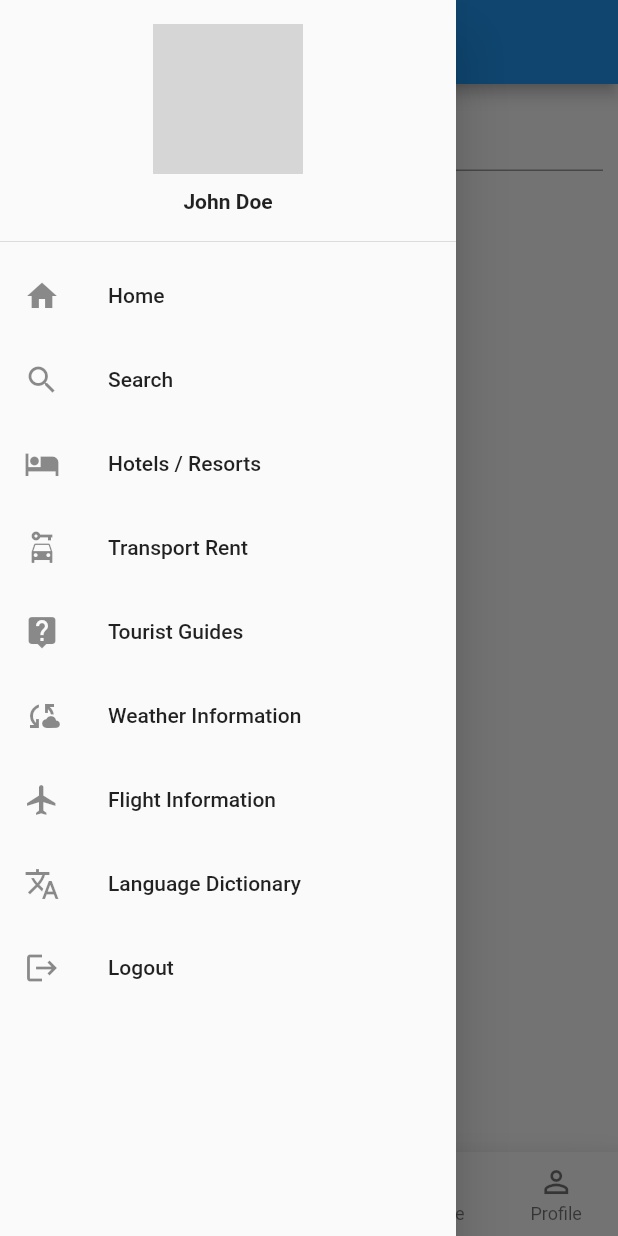
After one commit to mr-mamun-50/TravelWin, a Flutter app: the UserHome screen opened directly, item 2 of the bottom bar chosen, with the side drawer open, on a phone screen of 412 x 824 dp. The commit adds this screen. Run offline on Flutter 3.47's test engine with Material 2 defaults, Android fonts, the light colour scheme and no system bars; our stand-ins replace geocoding, image_picker, shared_preferences; missing offline and left inert: dart:ffi; accounts and stored records are empty; network calls fail; project files that could hold a hidden picture were left out; grey boxes are pictures that could not be loaded.

Commit message:
working on tourist guide search

```diff
--- a/user_flutter/lib/constant.dart
+++ b/user_flutter/lib/constant.dart
@@ -1,8 +1,8 @@
 import 'package:flutter/material.dart';
 
 //__URL's__
-const baseURL = 'http://10.100.111.34:8000/api';
-const imgURL = 'http://10.100.111.34:8000/images';
+const baseURL = 'http://192.168.137.71:8000/api';
+const imgURL = 'http://192.168.137.71:8000/images';
 
 //__User URL's__
 const userLoginURL = '$baseURL/user/login';
--- /dev/null
+++ b/user_flutter/lib/views/user/drawer.dart
@@ -0,0 +1,87 @@
+import 'package:flutter/material.dart';
+import 'package:user_flutter/controllers/user_controller.dart';
+import 'package:user_flutter/views/user/search_guide.dart';
+import 'package:user_flutter/views/welcome.dart';
+
+class UserDrawer extends StatefulWidget {
+  const UserDrawer({super.key});
+
+  @override
+  State<UserDrawer> createState() => _UserDrawerState();
+}
+
+class _UserDrawerState extends State<UserDrawer> {
+  @override
+  Widget build(BuildContext context) {
+    return Drawer(
+      child: ListView(
+        children: [
+          DrawerHeader(
+            child: Column(
+              children: const [
+                CircleAvatar(
+                  radius: 50,
+                  backgroundImage: NetworkImage(
+                      "https://cdn.pixabay.com/photo/2015/10/05/22/37/blank-profile-picture-973460_1280.png"),
+                ),
+                SizedBox(height: 10),
+                Text(
+                  "John Doe",
+                  style: TextStyle(
+                    //   fontSize: 20,
+                    fontWeight: FontWeight.bold,
+                  ),
+                ),
+              ],
+            ),
+          ),
+          ListTile(
+            leading: Icon(Icons.home),
+            title: Text("Home"),
+          ),
+          ListTile(
+            leading: Icon(Icons.search),
+            title: Text("Search"),
+          ),
+          ListTile(
+            leading: Icon(Icons.hotel),
+            title: Text("Hotels / Resorts"),
+          ),
+          ListTile(
+            leading: Icon(Icons.car_rental),
+            title: Text("Transport Rent"),
+          ),
+          ListTile(
+            leading: Icon(Icons.live_help),
+            title: Text("Tourist Guides"),
+            onTap: () => Navigator.of(context).pushAndRemoveUntil(
+                MaterialPageRoute(builder: (context) => SearchGuide()),
+                (route) => true),
+          ),
+          ListTile(
+            leading: Icon(Icons.cloud_sync),
+            title: Text("Weather Information"),
+          ),
+          ListTile(
+            leading: Icon(Icons.flight),
+            title: Text("Flight Information"),
+          ),
+          ListTile(
+            leading: Icon(Icons.translate),
+            title: Text("Language Dictionary"),
+          ),
+          ListTile(
+            leading: Icon(Icons.logout),
+            title: Text("Logout"),
+            onTap: () async {
+              await logout();
+              Navigator.of(context).pushAndRemoveUntil(
+                  MaterialPageRoute(builder: (context) => Welcome()),
+                  (route) => false);
+            },
+          ),
+        ],
+      ),
+    );
+  }
+}
```
Also changed, not shown: user_flutter/lib/views/user/home.dart (+2 -67 lines), user_flutter/lib/views/user/search_guide.dart (added, +107 -0 lines), 1 other file.
